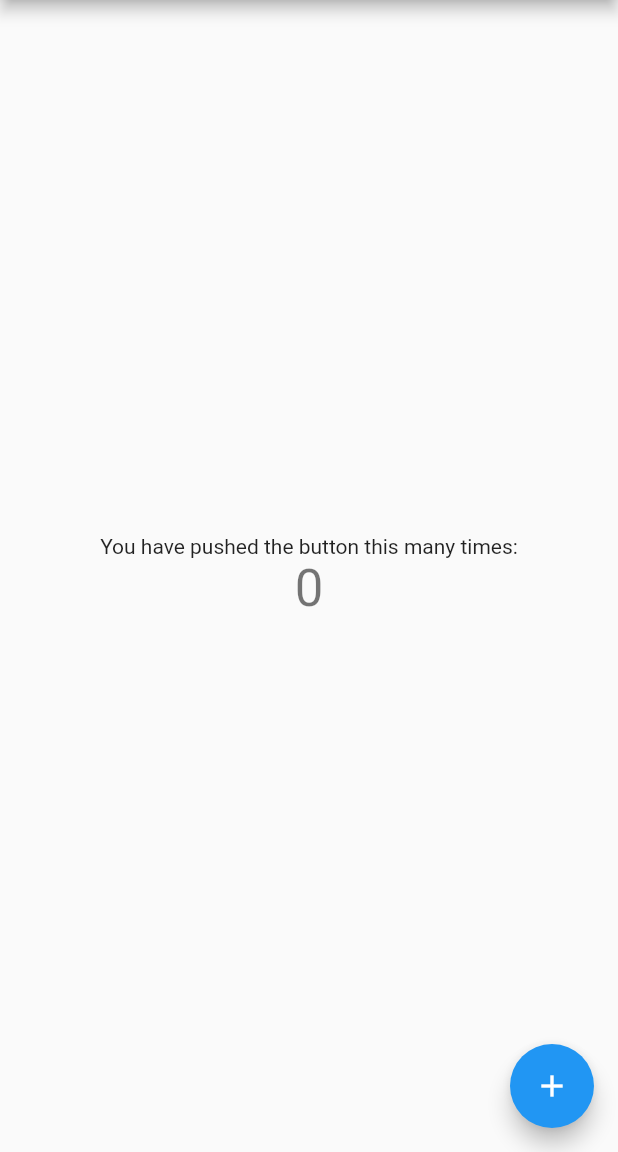
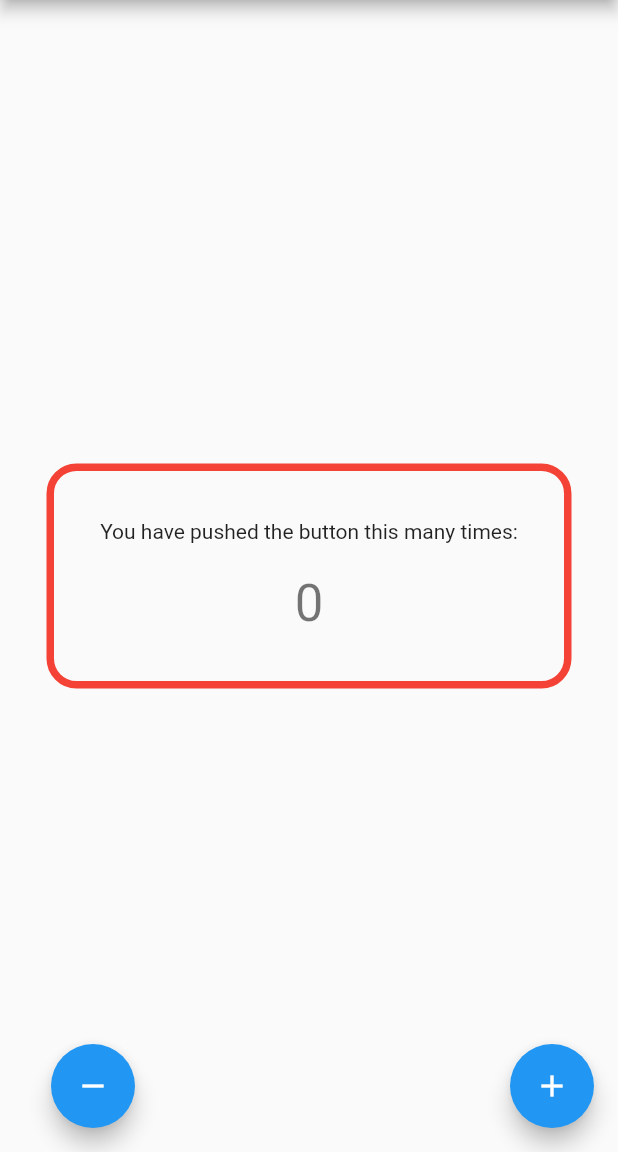
Before and after one commit to husuch/SchuettelKamera-Modul335, a Flutter app: the screen it shows after launch, on a phone screen of 412 x 824 dp, the part 84-1236 px from its top. Run offline on Flutter 3.47's test engine with Material 2 defaults, Android fonts, the phone set to English and light mode, and no system bars; our stand-ins replace image_picker, vibration; missing offline and left inert: shake.

Commit message:
Basic App with Icon

```diff
--- a/lib/main.dart
+++ b/lib/main.dart
@@ -1,72 +1,64 @@
 import 'package:flutter/material.dart';
 import 'package:shake/shake.dart';
 import 'package:vibration/vibration.dart';
+import 'package:image_picker/image_picker.dart';
+import 'dart:io';
 
 void main() {
   runApp(MyApp());
 }
 
 class MyApp extends StatelessWidget {
-  // This widget is the root of your application.
   @override
   Widget build(BuildContext context) {
     return MaterialApp(
       title: 'Flutter Demo',
       theme: ThemeData(
-        // This is the theme of your application.
-        //
-        // Try running your application with "flutter run". You'll see the
-        // application has a blue toolbar. Then, without quitting the app, try
-        // changing the primarySwatch below to Colors.green and then invoke
-        // "hot reload" (press "r" in the console where you ran "flutter run",
-        // or simply save your changes to "hot reload" in a Flutter IDE).
-        // Notice that the counter didn't reset back to zero; the application
-        // is not restarted.
         primarySwatch: Colors.blue,
-        // This makes the visual density adapt to the platform that you run
-        // the app on. For desktop platforms, the controls will be smaller and
-        // closer together (more dense) than on mobile platforms.
         visualDensity: VisualDensity.adaptivePlatformDensity,
       ),
-      home: ShakeCameraPage(title: 'Flutter Demo Home Page'),
+      home: MyHomePage(title: 'Flutter Demo Home Page'),
     );
   }
 }
 
-class ShakeCameraPage extends StatefulWidget{
-
-  ShakeCameraPage({Key key, this.title}) : super(key: key);
-
-  // This widget is the home page of your application. It is stateful, meaning
-  // that it has a State object (defined below) that contains fields that affect
-  // how it looks.
-
-  // This class is the configuration for the state. It holds the values (in this
-  // case the title) provided by the parent (in this case the App widget) and
-  // used by the build method of the State. Fields in a Widget subclass are
-  // always marked "final".
-
+class MyHomePage extends StatefulWidget {
+  MyHomePage({Key key, this.title}) : super(key: key);
   final String title;
 
+
   @override
-  _ShakeCameraState createState() => _ShakeCameraState();
+  _MyHomePageState createState() => _MyHomePageState();
 }
 
-class _ShakeCameraState extends State<ShakeCameraPage> {
+class _MyHomePageState extends State<MyHomePage> {
   int _counter = 0;
-// ignore: must_call_super
-void initState(){
-  ShakeDetector detector = ShakeDetector.autoStart(
-      onPhoneShake: () {
+  Image image;
+
+  void initState() {
+    ShakeDetector detector = ShakeDetector.autoStart(onPhoneShake: () {
       Vibration.vibrate(duration: 1000);
-      }
-  );
+      _openCamera();
+    });
   }
 
-
+  void _openCamera() async {
+    File imageFile;
+    final picker = ImagePicker();
+    final pickedFile = await picker.getImage(source: ImageSource.camera);
+    this.setState(() {
+      imageFile = File(pickedFile.path);
+    });
+  }
   void _incrementCounter() {
     setState(() {
       _counter++;
+    });
+  }
+
+  void _decreseCounter() {
+    setState(() {
+      _counter--;
     });
   }
 
@@ -74,34 +66,50 @@ void initState(){
   Widget build(BuildContext context) {
     return Scaffold(
         appBar: AppBar(
-
           title: Text(widget.title),
         ),
         body: Center(
-
+          child: Container(
+            height: 150,
+            width: 350,
+            decoration: BoxDecoration(
+                border: Border.all(color: Colors.red[500], width: 5),
+                borderRadius: BorderRadius.all(Radius.circular(20))),
             child: Column(
-
               mainAxisAlignment: MainAxisAlignment.center,
               children: <Widget>[
                 Text(
                   'You have pushed the button this many times:',
                 ),
+                SizedBox(height: 20),
                 Text(
                   '$_counter',
-              style: Theme
-                  .of(context)
-                  .textTheme
-                  .headline4,
+                  style: Theme.of(context).textTheme.headline4,
                 ),
               ],
             ),
           ),
-      floatingActionButton: FloatingActionButton(
+        ),
+        floatingActionButton:
+            Row(mainAxisAlignment: MainAxisAlignment.end, children: <Widget>[
+          FloatingActionButton(
+            onPressed: _decreseCounter,
+            tooltip: 'Decrese',
+            child: Icon(Icons.remove),
+          ),
+          Container(
+            height: 10,
+            width: 250,
+          ),
+          FloatingActionButton(
             onPressed: _incrementCounter,
             tooltip: 'Increment',
             child: Icon(Icons.add),
-      ), // This trailing comma makes auto-formatting nicer for build methods.
+          ),
+        ])
+        // This trailing comma makes auto-formatting nicer for build methods.
         );
+  }
+
 
 }
-}
```
Also changed, not shown: pubspec.yaml (+9 -0 lines), pubspec.lock. Lines whose indentation alone changed are shown as unchanged.
